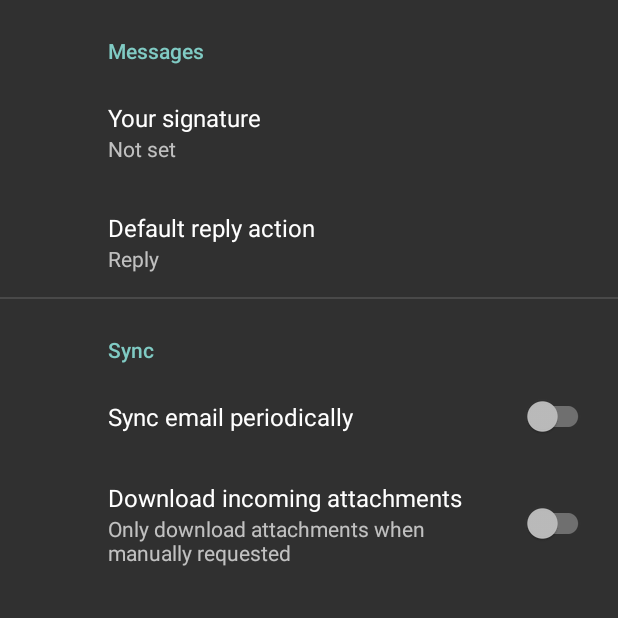
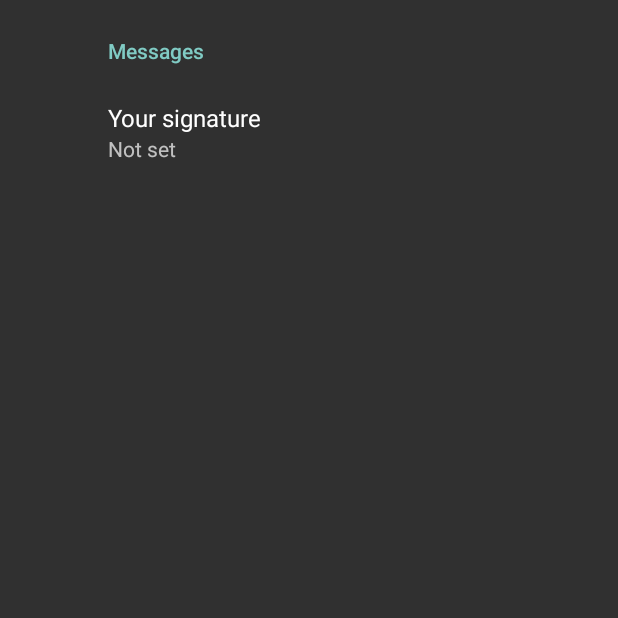
Before and after one commit to DawidBarnas/NarzedziaMajsterkowicza, an Android app: the MenuAc screen opened directly, with no data from a screen before it, on a phone screen of 412 x 824 dp, the top half of it. Run offline under Robolectric (Android 15) with nearby library versions, the phone set to English and light mode, and no system bars; our stand-ins replace androidx.preference.

Commit message:
1.6
Menu + oprawa graficzna akcelerometra.

```diff
--- a/app/src/main/java/com/example/narzdziamajsterkowicza/AkcelerometrAc.java
+++ b/app/src/main/java/com/example/narzdziamajsterkowicza/AkcelerometrAc.java
@@ -46,9 +46,9 @@ public class AkcelerometrAc extends AppCompatActivity implements SensorEventList
     public void onSensorChanged(SensorEvent sensorEvent) {
         Log.d(TAG, "onSensorChanged: X: " + sensorEvent.values[0] + "Y: " + sensorEvent.values[1] + "Z: " + sensorEvent.values[2]);
 
-        xValues.setText("xValue: " + sensorEvent.values[0]);
-        yValues.setText("yValue: " + sensorEvent.values[1]);
-        zValues.setText("zValue: " + sensorEvent.values[2]);
+        xValues.setText("X: " + sensorEvent.values[0]);
+        yValues.setText("Y: " + sensorEvent.values[1]);
+        zValues.setText("Z: " + sensorEvent.values[2]);
 
     }
 
--- a/app/src/main/res/values-night/themes.xml
+++ b/app/src/main/res/values-night/themes.xml
@@ -1,13 +1,13 @@
 <resources xmlns:tools="http://schemas.android.com/tools">
     <!-- Base application theme. -->
-    <style name="Theme.NarzędziaMajsterkowicza" parent="Theme.MaterialComponents.DayNight.DarkActionBar">
+    <style name="Theme.NarzędziaMajsterkowicza" parent="Theme.Design.NoActionBar">
         <!-- Primary brand color. -->
-        <item name="colorPrimary">@color/purple_200</item>
+        <item name="colorPrimary">@color/purple_500</item>
         <item name="colorPrimaryVariant">@color/purple_700</item>
-        <item name="colorOnPrimary">@color/black</item>
+        <item name="colorOnPrimary">@color/white</item>
         <!-- Secondary brand color. -->
         <item name="colorSecondary">@color/teal_200</item>
-        <item name="colorSecondaryVariant">@color/teal_200</item>
+        <item name="colorSecondaryVariant">@color/teal_700</item>
         <item name="colorOnSecondary">@color/black</item>
         <!-- Status bar color. -->
         <item name="android:statusBarColor" tools:targetApi="l">?attr/colorPrimaryVariant</item>
--- a/app/src/main/res/xml/root_preferences.xml
+++ b/app/src/main/res/xml/root_preferences.xml
@@ -7,28 +7,7 @@
             app:title="@string/signature_title"
             app:useSimpleSummaryProvider="true" />
 
-        <ListPreference
-            app:defaultValue="reply"
-            app:entries="@array/reply_entries"
-            app:entryValues="@array/reply_values"
-            app:key="reply"
-            app:title="@string/reply_title"
-            app:useSimpleSummaryProvider="true" />
 
-    </PreferenceCategory>
-
-    <PreferenceCategory app:title="@string/sync_header">
-
-        <SwitchPreferenceCompat
-            app:key="sync"
-            app:title="@string/sync_title" />
-
-        <SwitchPreferenceCompat
-            app:dependency="sync"
-            app:key="attachment"
-            app:summaryOff="@string/attachment_summary_off"
-            app:summaryOn="@string/attachment_summary_on"
-            app:title="@string/attachment_title" />
 
     </PreferenceCategory>
 
```
Also changed, not shown: app/src/main/res/layout/activity_akcelerometr.xml (+7 -4 lines), app/src/main/res/drawable/tloakcel.jpg (added).
